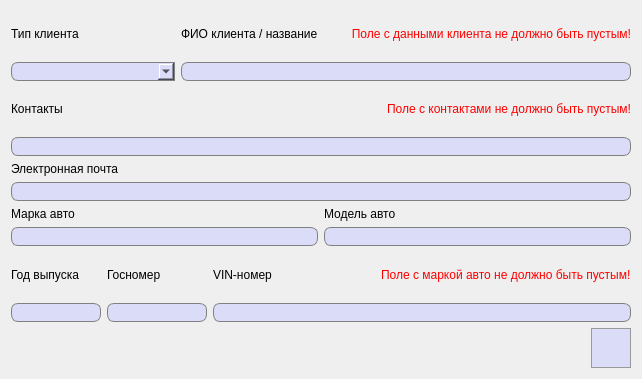
FediiBohdan/TechService, file AddClient.ui: the form before one commit.
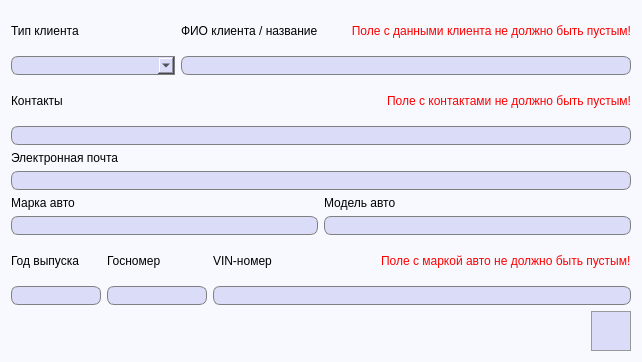
The form after the commit. Icons and pictures are not drawn.

Diff of the .ui file:
```diff
--- a/AddClient.ui
+++ b/AddClient.ui
@@ -7,14 +7,23 @@
     <x>0</x>
     <y>0</y>
     <width>642</width>
-    <height>379</height>
+    <height>362</height>
    </rect>
   </property>
   <property name="windowTitle">
    <string>Добавление клиента</string>
   </property>
   <property name="styleSheet">
-   <string notr="true"/>
+   <string notr="true">QDialog {
+	background-color: #f7f9ff;
+}
+
+QMessageBox {
+	background-color: white;
+}</string>
+  </property>
+  <property name="modal">
+   <bool>false</bool>
   </property>
   <layout class="QGridLayout" name="gridLayout_5">
    <item row="0" column="0" colspan="2">
@@ -466,7 +475,7 @@
        </property>
        <property name="styleSheet">
         <string notr="true">QLineEdit {
-	border: 1px solid gray;
+	border: 1px solid grey;
     border-radius: 7px;
     background-color: #dbdcf7;
 	padding-left: 3px;
```
Left out of the diff: 15 changed lines with no effect on the pictures.
